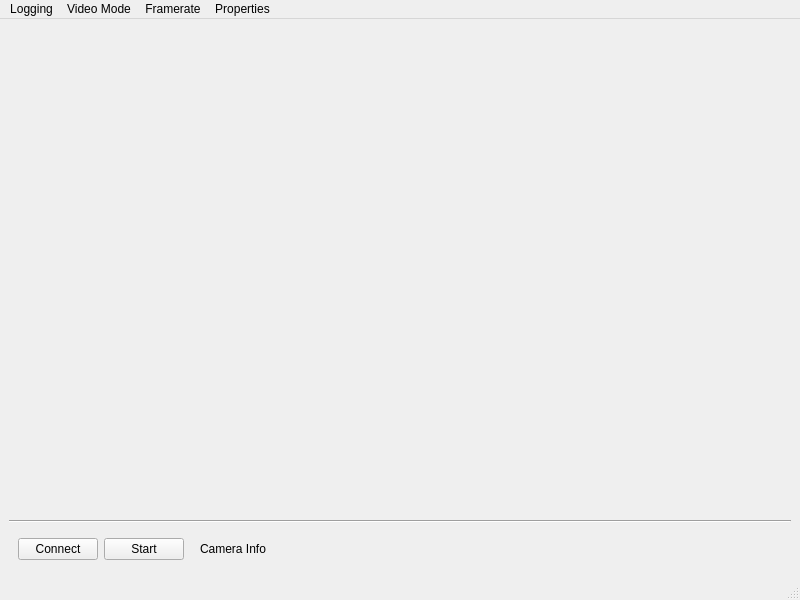
The window that src/gui/camera_window.ui (janelia-idf/bias) describes before a commit, drawn with Qt 5.
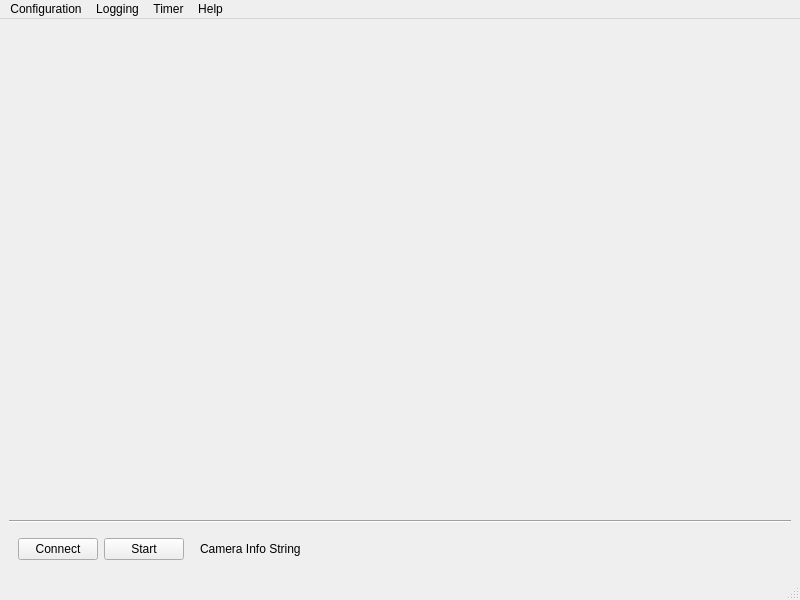
The same window after the commit.

Commit message: Worked on BIAS GUI menus.

```diff
--- a/src/gui/camera_window.ui
+++ b/src/gui/camera_window.ui
@@ -98,7 +98,7 @@
           </sizepolicy>
          </property>
          <property name="text">
-          <string>Camera Info</string>
+          <string>Camera Info String</string>
          </property>
         </widget>
        </item>
@@ -129,7 +129,7 @@
      <height>20</height>
     </rect>
    </property>
-   <widget class="QMenu" name="menuFile">
+   <widget class="QMenu" name="menuLoggingPtr_">
     <property name="title">
      <string>Logging</string>
     </property>
@@ -152,25 +152,25 @@
     <addaction name="menuFormat"/>
     <addaction name="menuTimer"/>
    </widget>
-   <widget class="QMenu" name="menuSettings">
+   <widget class="QMenu" name="menuTimerPtr_">
     <property name="title">
-     <string>Video Mode</string>
+     <string>Timer</string>
     </property>
    </widget>
-   <widget class="QMenu" name="menuProperties">
+   <widget class="QMenu" name="menuConfigurationPtr_">
     <property name="title">
-     <string>Framerate</string>
+     <string>Configuration</string>
     </property>
    </widget>
-   <widget class="QMenu" name="menuProperties_2">
+   <widget class="QMenu" name="menuHelpPtr_">
     <property name="title">
-     <string>Properties</string>
+     <string>Help</string>
     </property>
    </widget>
-   <addaction name="menuFile"/>
-   <addaction name="menuSettings"/>
-   <addaction name="menuProperties"/>
-   <addaction name="menuProperties_2"/>
+   <addaction name="menuConfigurationPtr_"/>
+   <addaction name="menuLoggingPtr_"/>
+   <addaction name="menuTimerPtr_"/>
+   <addaction name="menuHelpPtr_"/>
   </widget>
   <widget class="QStatusBar" name="statusbarPtr_"/>
   <action name="actionLogging">
```
Left out of the diff: 101 changed lines with no effect on the pictures. The commit also changes 5 other files.
